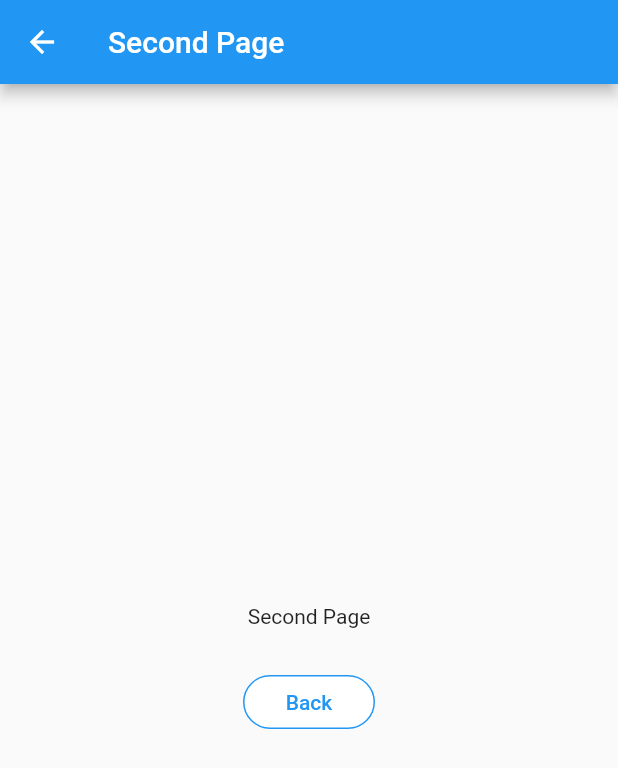
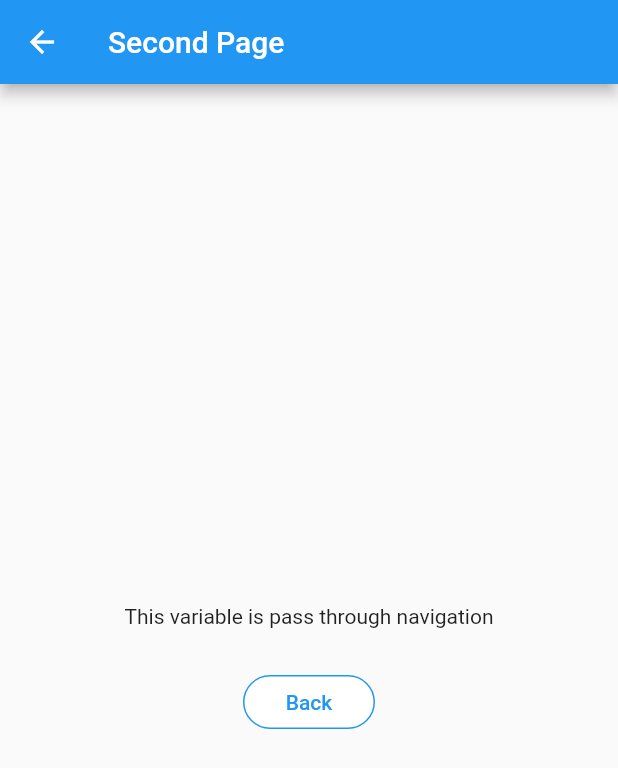
Before and after one commit to azadsiliconlogics/DemoFlutter, a Flutter app: the screen it shows after launch, after a tap on "Second Page", on a phone screen of 412 x 824 dp. Shown: the top 768 px of the screen. Run offline on Flutter 3.47's test engine with Material 2 defaults, Android fonts, the phone set to English and light mode, and no system bars.

Commit message:
copied files

```diff
--- a/demo/lib/commons/route_generator.dart
+++ /dev/null
@@ -1,53 +0,0 @@
-import 'package:demo/views/fourth_page.dart';
-import 'package:demo/views/home.dart';
-import 'package:flutter/material.dart';
-import 'package:demo/views/first_page.dart';
-import 'package:demo/views/second_page.dart';
-import 'package:demo/views/third_page.dart';
-import 'package:demo/commons/arguements.dart';
-
-class RouteGenerator {
-  static Route<dynamic> generateRoute(RouteSettings settings) {
-    // Getting arguments passed in while calling Navigator.pushNamed
-    final args = settings.arguments;
-
-    switch (settings.name) {
-      case '/':
-        return MaterialPageRoute(builder: (_) => HomePage());
-      case '/first':
-        return MaterialPageRoute(builder: (_) => FirstPage());
-      case '/second':
-        // If we passing a data, we should validate the data type
-        if (args is String) {
-          return MaterialPageRoute(
-            builder: (_) => SecondPage(title: args),
-          );
-        }
-        return _errorRoute(); // If args is not of the correct type, return an error page.
-      case '/third':
-        if (args is ThirdPageArguments) {
-          return MaterialPageRoute(
-            builder: (_) => ThirdPage(data: args),
-          );
-        }
-        return _errorRoute(); // If args is not of the correct type, return an error page.
-      case '/fourth':
-        return MaterialPageRoute(builder: (_) => FourthPage());
-      default:
-        return _errorRoute(); // If there is no such named route in the switch statement, e.g. /fifth
-    }
-  }
-
-  static Route<dynamic> _errorRoute() {
-    return MaterialPageRoute(builder: (_) {
-      return Scaffold(
-        appBar: AppBar(
-          title: Text('Error'),
-        ),
-        body: Center(
-          child: Text('ERROR'),
-        ),
-      );
-    });
-  }
-}
--- a/demo/lib/main.dart
+++ b/demo/lib/main.dart
@@ -1,6 +1,8 @@
+import 'package:demo/views/first_page.dart';
 import 'package:flutter/material.dart';
 import 'package:demo/views/home.dart';
-import 'package:demo/commons/route_generator.dart';
+import 'package:demo/views/second_page.dart';
+import 'package:demo/views/third_page.dart';
 
 void main() {
   runApp(MyApp());
@@ -17,8 +19,11 @@ class MyApp extends StatelessWidget {
       ),
       //Define Route Map for Named Routes
       initialRoute: '/',
-      //Instead of route map we have set generate route function using onGenerateRoute
-      onGenerateRoute: RouteGenerator.generateRoute,
+      routes: {
+        '/first': (context) => FirstPage(), //Named route for first screen
+        '/second': (context) => SecondPage(), //Named route for second screen
+        '/third': (context) => ThirdPage(), //Named route for third screen
+      },
       home: HomePage(title: 'Flutter Routing Example'),
     );
   }
--- a/demo/lib/views/fourth_page.dart
+++ b/demo/lib/views/fourth_page.dart
@@ -27,7 +27,7 @@ class FourthPage extends StatelessWidget {
               padding: EdgeInsets.all(8.0),
               onPressed: () {
                 //pass the data to previous screen through back navigation
-                Navigator.pop(context, 'This data come from third screen');
+                Navigator.pop(context, 'This data come from fourth screen');
               },
               child: Text(
                 "Back",
--- a/demo/lib/views/home.dart
+++ b/demo/lib/views/home.dart
@@ -1,4 +1,8 @@
+import 'package:demo/views/fourth_page.dart';
 import 'package:flutter/material.dart';
+import 'package:demo/views/first_page.dart';
+import 'package:demo/views/second_page.dart';
+import 'package:demo/views/third_page.dart';
 import 'package:demo/commons/arguements.dart';
 
 class HomePage extends StatefulWidget {
@@ -12,7 +16,6 @@ class HomePage extends StatefulWidget {
 
 class _HomePageState extends State<HomePage> {
   var message = "This will show you message from fourth screen.";
-
   @override
   Widget build(BuildContext context) {
     return Scaffold(
@@ -21,14 +24,20 @@ class _HomePageState extends State<HomePage> {
       ),
       body: Center(
           child: Container(
-        padding: EdgeInsets.only(top: 55),
+        padding: EdgeInsets.only(top: 25),
         child: Column(
           mainAxisAlignment: MainAxisAlignment.start,
           children: <Widget>[
             Container(
               padding: EdgeInsets.only(top: 15, bottom: 50),
               child: Text(
-                'Flutter Route Generator Example',
+                'Flutter Routing Example',
+              ),
+            ),
+            Container(
+              padding: EdgeInsets.only(top: 15, bottom: 25),
+              child: Text(
+                'Material Routes',
               ),
             ),
             FlatButton(
@@ -39,7 +48,11 @@ class _HomePageState extends State<HomePage> {
               textColor: Colors.blue,
               padding: EdgeInsets.all(8.0),
               onPressed: () {
-                Navigator.pushNamed(context, '/first');
+                //Simple Material Route
+                Navigator.push(
+                  context,
+                  MaterialPageRoute(builder: (context) => FirstPage()),
+                );
               },
               child: Text(
                 "First Page",
@@ -56,35 +69,17 @@ class _HomePageState extends State<HomePage> {
               textColor: Colors.blue,
               padding: EdgeInsets.all(8.0),
               onPressed: () {
-                Navigator.of(context).pushNamed(
-                  '/second',
-                  arguments:
-                      "Second Page", //This is really importan. Here you should pass every parameter as arguments
+                //Pass data with Material Route
+
+                Navigator.push(
+                  context,
+                  MaterialPageRoute(
+                      builder: (context) => SecondPage(
+                          title: "This variable is pass through navigation")),
                 );
               },
               child: Text(
                 "Second Page",
-                style: TextStyle(
-                  fontSize: 14.0,
-                ),
-              ),
-            ),
-            FlatButton(
-              shape: RoundedRectangleBorder(
-                  borderRadius: BorderRadius.circular(18.0),
-                  side: BorderSide(color: Colors.blue)),
-              color: Colors.white,
-              textColor: Colors.blue,
-              padding: EdgeInsets.all(8.0),
-              onPressed: () {
-                Navigator.of(context).pushNamed(
-                  '/third',
-                  arguments: ThirdPageArguments(
-                      "Third Page", "This message pass through named route"),
-                );
-              },
-              child: Text(
-                "Third Page",
                 style: TextStyle(
                   fontSize: 14.0,
                 ),
@@ -110,6 +105,50 @@ class _HomePageState extends State<HomePage> {
             Text(
               this.message,
             ),
+            Container(
+              padding: EdgeInsets.only(top: 75, bottom: 30),
+              child: Text(
+                'Named Routes',
+              ),
+            ),
+            FlatButton(
+              shape: RoundedRectangleBorder(
+                  borderRadius: BorderRadius.circular(18.0),
+                  side: BorderSide(color: Colors.blue)),
+              color: Colors.white,
+              textColor: Colors.blue,
+              padding: EdgeInsets.all(8.0),
+              onPressed: () {
+                //Named Route for first screen
+                Navigator.pushNamed(context, '/first');
+              },
+              child: Text(
+                "First Page",
+                style: TextStyle(
+                  fontSize: 14.0,
+                ),
+              ),
+            ),
+            FlatButton(
+              shape: RoundedRectangleBorder(
+                  borderRadius: BorderRadius.circular(18.0),
+                  side: BorderSide(color: Colors.blue)),
+              color: Colors.white,
+              textColor: Colors.blue,
+              padding: EdgeInsets.all(8.0),
+              onPressed: () {
+                //Pass data with Named route
+                var arg = ThirdPageArguments(
+                    "Third Page", "This message pass through named route");
+                Navigator.pushNamed(context, '/third', arguments: arg);
+              },
+              child: Text(
+                "Third Page",
+                style: TextStyle(
+                  fontSize: 14.0,
+                ),
+              ),
+            ),
           ],
         ),
       )),
@@ -117,8 +156,12 @@ class _HomePageState extends State<HomePage> {
   }
 
   void navigateToFourth() async {
-    //Use the same material route way to get data back
-    var msg = await Navigator.pushNamed(context, '/fourth');
+    //Pass data with Material Route
+    var msg = await Navigator.push(
+      context,
+      // Create the SelectionScreen in the next step.
+      MaterialPageRoute(builder: (context) => FourthPage()),
+    );
     setState(() {
       this.message = msg;
     });
--- a/demo/lib/views/third_page.dart
+++ b/demo/lib/views/third_page.dart
@@ -2,14 +2,13 @@ import 'package:flutter/material.dart';
 import 'package:demo/commons/arguements.dart';
 
 class ThirdPage extends StatelessWidget {
-  final ThirdPageArguments data;
-  ThirdPage({this.data});
-
   @override
   Widget build(BuildContext context) {
+    final ThirdPageArguments args = ModalRoute.of(context).settings.arguments;
+
     return Scaffold(
       appBar: AppBar(
-        title: Text(data.title),
+        title: Text(args.title),
       ),
       body: Center(
         child: Column(
@@ -19,7 +18,7 @@ class ThirdPage extends StatelessWidget {
             Container(
               padding: EdgeInsets.only(top: 15, bottom: 25),
               child: Text(
-                data.message,
+                args.message,
               ),
             ),
             FlatButton(
```
Also changed, not shown: 49 other files.
